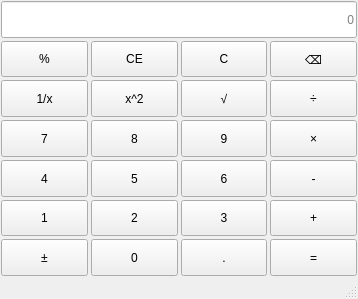
This is mainwindow.ui in DingXiangi/JSQ as Qt 5 draws it before an edit. The edited form follows.
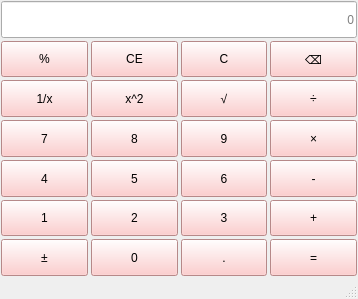
This is the edited form.

Commit message: 视频四、五学习完毕

What changed in the file:
```diff
--- a/mainwindow.ui
+++ b/mainwindow.ui
@@ -13,6 +13,22 @@
   <property name="windowTitle">
    <string>MainWindow</string>
   </property>
+  <property name="styleSheet">
+   <string notr="true">QPushButton{
+background-color: rgb(255,192,192);
+front-size: 24pt;
+}
+
+QPushButton:hover{
+    background-color:lightgreen;
+    color: black
+}
+QPushButton:pressed{
+    background-color:red;
+    color: black
+}
+</string>
+  </property>
   <widget class="QWidget" name="centralwidget">
    <layout class="QVBoxLayout" name="verticalLayout">
     <property name="spacing">
@@ -56,6 +72,9 @@
           <verstretch>0</verstretch>
          </sizepolicy>
         </property>
+        <property name="styleSheet">
+         <string notr="true">font: 700 9pt &quot;Microsoft YaHei UI&quot;;</string>
+        </property>
         <property name="text">
          <string>%</string>
         </property>
```
The commit also changes 2 other files.
